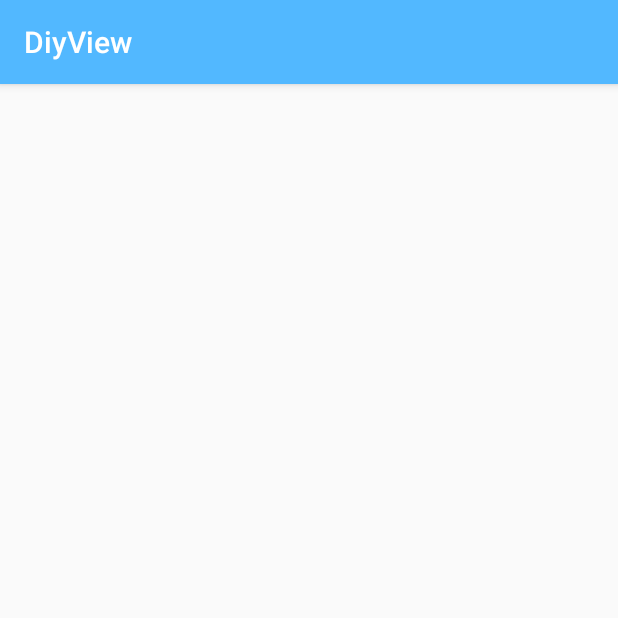
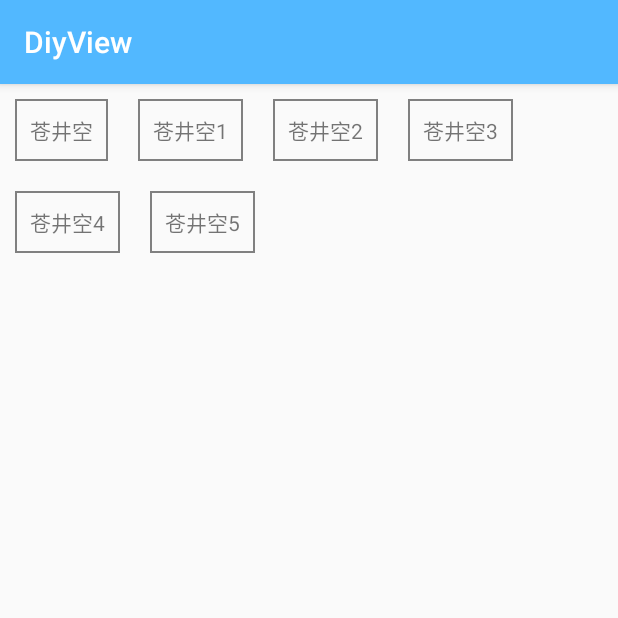
Before and after one commit to VinVon/DiyView, an Android app: the screen it shows after launch (View08Activity before the commit, TagViewActivity after it), on a phone screen of 412 x 824 dp, the top half of it. Run offline under Robolectric (Android 15) with nearby library versions, the phone set to English and light mode, and no system bars; our stand-ins replace ButterKnife.

```diff
--- a/app/src/main/AndroidManifest.xml
+++ b/app/src/main/AndroidManifest.xml
@@ -30,6 +30,9 @@
 
         </activity>
         <activity android:name=".view08.View08Activity">
+
+        </activity>
+        <activity android:name=".view09.TagViewActivity">
             <intent-filter>
                 <action android:name="android.intent.action.MAIN" />
 
--- /dev/null
+++ b/app/src/main/java/com/demo/diyview/view09/BaseTagAdapter.java
@@ -0,0 +1,15 @@
+package com.demo.diyview.view09;
+
+import android.view.View;
+import android.view.ViewGroup;
+
+/**
+ * 流式布局adapter设计模式
+ * Created by raytine on 2017/7/29.
+ */
+
+public abstract class BaseTagAdapter {
+    //有多少条目
+    public abstract int getCount();
+    public abstract View getView(int postion, ViewGroup parent);
+}
--- /dev/null
+++ b/app/src/main/java/com/demo/diyview/view09/TagLayout.java
@@ -0,0 +1,131 @@
+package com.demo.diyview.view09;
+
+import android.content.Context;
+import android.util.AttributeSet;
+import android.util.Log;
+import android.view.View;
+import android.view.ViewGroup;
+import android.widget.LinearLayout;
+
+import java.util.ArrayList;
+import java.util.List;
+
+/**
+ * 流式布局
+ * Created by raytine on 2017/7/29.
+ */
+
+public class TagLayout extends ViewGroup {
+    private BaseTagAdapter mBaseTagAdapter;
+    private List<List<View>> mChildViews = new ArrayList<>();
+
+    public TagLayout(Context context) {
+        this(context,null);
+    }
+
+    public TagLayout(Context context, AttributeSet attrs) {
+        this(context, attrs,0);
+    }
+
+    public TagLayout(Context context, AttributeSet attrs, int defStyleAttr) {
+        super(context, attrs, defStyleAttr);
+    }
+
+
+    @Override
+    protected void onMeasure(int widthMeasureSpec, int heightMeasureSpec) {
+//        super.onMeasure(widthMeasureSpec, heightMeasureSpec);
+        mChildViews.clear();
+        int width = MeasureSpec.getSize(widthMeasureSpec);
+        //布局高度
+        int height = getPaddingTop()+getPaddingBottom();
+        //子布局的一行的宽度
+        int lineWidth = getPaddingLeft()+getPaddingRight();
+        // 子View高度不一致的情况下
+        int maxHeight = 0;
+        //测量子view
+        int childCount = getChildCount();
+        ArrayList<View> childViews = new ArrayList<>();
+        for (int i = 0; i <childCount ; i++) {
+            View childView = getChildAt(i);
+            measureChild(childView,widthMeasureSpec,heightMeasureSpec);
+            //margin值
+            ViewGroup.MarginLayoutParams layoutParams = (MarginLayoutParams) childView.getLayoutParams();
+
+            if (lineWidth+childView.getMeasuredWidth()+layoutParams.leftMargin+layoutParams.rightMargin>width){
+                //换行
+                height += maxHeight;
+                lineWidth=childView.getMeasuredWidth()+layoutParams.leftMargin+layoutParams.rightMargin;
+                mChildViews.add(childViews);
+                childViews = new ArrayList<>();
+                childViews.add(childView);
+                if (i== (childCount-1)){
+                    height+=childView.getMeasuredHeight()+layoutParams.topMargin+layoutParams.bottomMargin;
+                    mChildViews.add(childViews);
+                }
+            }else{
+                maxHeight = Math.max(maxHeight,childView.getMeasuredHeight()+layoutParams.topMargin+layoutParams.bottomMargin);
+                lineWidth+=childView.getMeasuredWidth()+layoutParams.leftMargin+layoutParams.rightMargin;
+                childViews.add(childView);
+                if (i== (childCount-1)){
+                    height+=maxHeight;
+                    mChildViews.add(childViews);
+                }
+            }
+        }
+        setMeasuredDimension(width,height);
+    }
+
+    /**
+     * 摆放子view
+     * @param changed
+     * @param l
+     * @param t
+     * @param r
+     * @param b
+     */
+    @Override
+    protected void onLayout(boolean changed, int l, int t, int r, int b) {
+        int childCount = getChildCount();
+        int left,top = getPaddingTop(),right,bottom;
+        // 子View高度不一致的情况下
+        int maxHeight = 0;
+       for (List<View> views :mChildViews){
+           left = getPaddingLeft();
+            for (View mView : views){
+                ViewGroup.MarginLayoutParams layoutParams = (MarginLayoutParams) mView.getLayoutParams();
+                left+=layoutParams.leftMargin;
+                int childTop = top + layoutParams.topMargin;
+                maxHeight = Math.max(maxHeight,mView.getMeasuredHeight()+ layoutParams.topMargin+ layoutParams.bottomMargin);
+                right = mView.getMeasuredWidth()+left;
+                bottom = childTop+mView.getMeasuredHeight();
+                mView.layout(left,childTop,right,bottom);
+                left += mView.getMeasuredWidth()+layoutParams.rightMargin;
+            }
+            top+=maxHeight;
+       }
+    }
+
+    @Override
+    public LayoutParams generateLayoutParams(AttributeSet attrs) {
+        return new MarginLayoutParams(getContext(),attrs);
+    }
+
+    public void setmBaseTagAdapter(BaseTagAdapter mBaseTagAdapter) {
+        if (mBaseTagAdapter == null) {
+            try {
+                throw new Exception();
+            } catch (Exception e) {
+                e.printStackTrace();
+            }
+        }
+        removeAllViews();
+        this.mBaseTagAdapter = mBaseTagAdapter;
+        int count = this.mBaseTagAdapter.getCount();
+        for (int i = 0; i < count; i++) {
+            View view = this.mBaseTagAdapter.getView(i, this);
+            addView(view);
+        }
+
+    }
+}
--- /dev/null
+++ b/app/src/main/java/com/demo/diyview/view09/TagViewActivity.java
@@ -0,0 +1,64 @@
+package com.demo.diyview.view09;
+
+import android.os.Bundle;
+import android.support.annotation.Nullable;
+import android.support.v7.app.AppCompatActivity;
+import android.view.View;
+import android.view.ViewGroup;
+import android.widget.TextView;
+import android.widget.Toast;
+
+import com.demo.diyview.R;
+
+import java.util.ArrayList;
+import java.util.List;
+
+import butterknife.BindView;
+import butterknife.ButterKnife;
+
+/**
+ * Created by raytine on 2017/7/29.
+ */
+
+public class TagViewActivity extends AppCompatActivity {
+    @BindView(R.id.tag_view)
+    TagLayout tagView;
+    private List<String> strings = new ArrayList<>();
+
+    @Override
+    protected void onCreate(@Nullable Bundle savedInstanceState) {
+        super.onCreate(savedInstanceState);
+        setContentView(R.layout.tagview_activity);
+        ButterKnife.bind(this);
+        initView();
+    }
+
+    private void initView() {
+        strings.add("苍井空");
+        strings.add("苍井空1");
+        strings.add("苍井空2");
+        strings.add("苍井空3");
+        strings.add("苍井空4");
+        strings.add("苍井空5");
+        tagView.setmBaseTagAdapter(new BaseTagAdapter() {
+            @Override
+            public int getCount() {
+                return strings.size();
+            }
+
+            @Override
+            public View getView(final int postion, ViewGroup parent) {
+                TextView inflate = (TextView) getLayoutInflater().inflate(R.layout.tag_items,parent,false);
+                inflate.setText(strings.get(postion));
+
+                inflate.setOnClickListener(new View.OnClickListener() {
+                    @Override
+                    public void onClick(View v) {
+                        Toast.makeText(TagViewActivity.this, strings.get(postion), Toast.LENGTH_SHORT).show();
+                    }
+                });
+                return inflate;
+            }
+        });
+    }
+}
--- /dev/null
+++ b/app/src/main/res/drawable/tag_item_bg.xml
@@ -0,0 +1,5 @@
+<?xml version="1.0" encoding="utf-8"?>
+<shape xmlns:android="http://schemas.android.com/apk/res/android">
+    <stroke android:width="1dp"
+        android:color="@color/gray"></stroke>
+</shape>
--- /dev/null
+++ b/app/src/main/res/layout/tag_items.xml
@@ -0,0 +1,10 @@
+<?xml version="1.0" encoding="utf-8"?>
+<TextView xmlns:android="http://schemas.android.com/apk/res/android"
+    android:layout_width="wrap_content"
+    android:layout_height="wrap_content"
+    android:padding="10dp"
+    android:layout_margin="10dp"
+    android:background="@drawable/tag_item_bg"
+   >
+
+</TextView>
--- /dev/null
+++ b/app/src/main/res/layout/tagview_activity.xml
@@ -0,0 +1,12 @@
+<?xml version="1.0" encoding="utf-8"?>
+<LinearLayout xmlns:android="http://schemas.android.com/apk/res/android"
+    android:layout_width="match_parent"
+    android:layout_height="match_parent"
+    android:orientation="vertical">
+
+    <com.demo.diyview.view09.TagLayout
+        android:id="@+id/tag_view"
+        android:layout_width="match_parent"
+        android:layout_height="wrap_content">
+    </com.demo.diyview.view09.TagLayout>
+</LinearLayout>
--- a/app/src/main/res/layout/view_08_activity.xml
+++ b/app/src/main/res/layout/view_08_activity.xml
@@ -1,11 +1,28 @@
 <?xml version="1.0" encoding="utf-8"?>
 <LinearLayout xmlns:android="http://schemas.android.com/apk/res/android"
     android:layout_width="match_parent"
-    android:layout_height="match_parent"
-    android:orientation="vertical">
+    android:layout_height="match_parent">
 
-    <TextView
-        android:id="@+id/view"
+    <LinearLayout
         android:layout_width="match_parent"
-        android:layout_height="wrap_content" />
+        android:layout_height="match_parent"
+        android:orientation="vertical">
+
+        <TextView
+            android:id="@+id/view"
+            android:text="Hello World!"
+            android:layout_width="match_parent"
+            android:layout_height="wrap_content" />
+
+        <TextView
+            android:text="Hello World!"
+            android:layout_width="match_parent"
+            android:layout_height="wrap_content" />
+
+        <TextView
+            android:text="Hello World!"
+            android:layout_width="match_parent"
+            android:layout_height="wrap_content" />
+    </LinearLayout>
+
 </LinearLayout>
```
